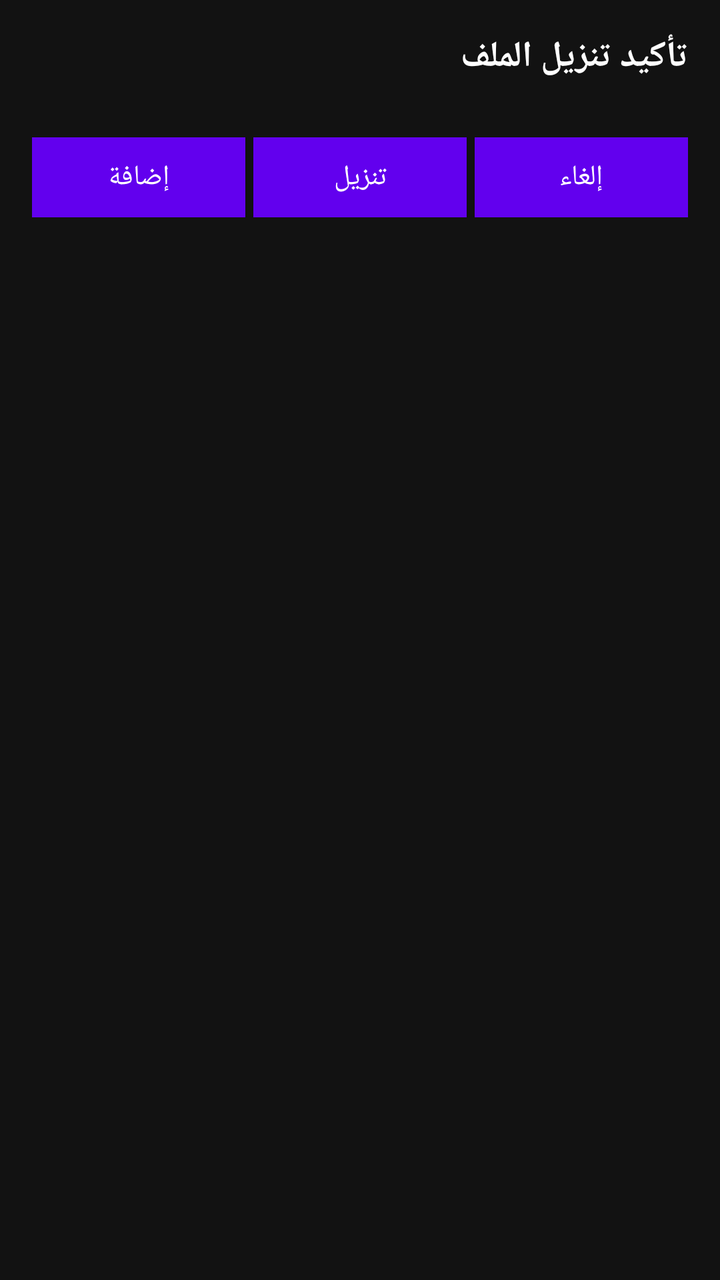
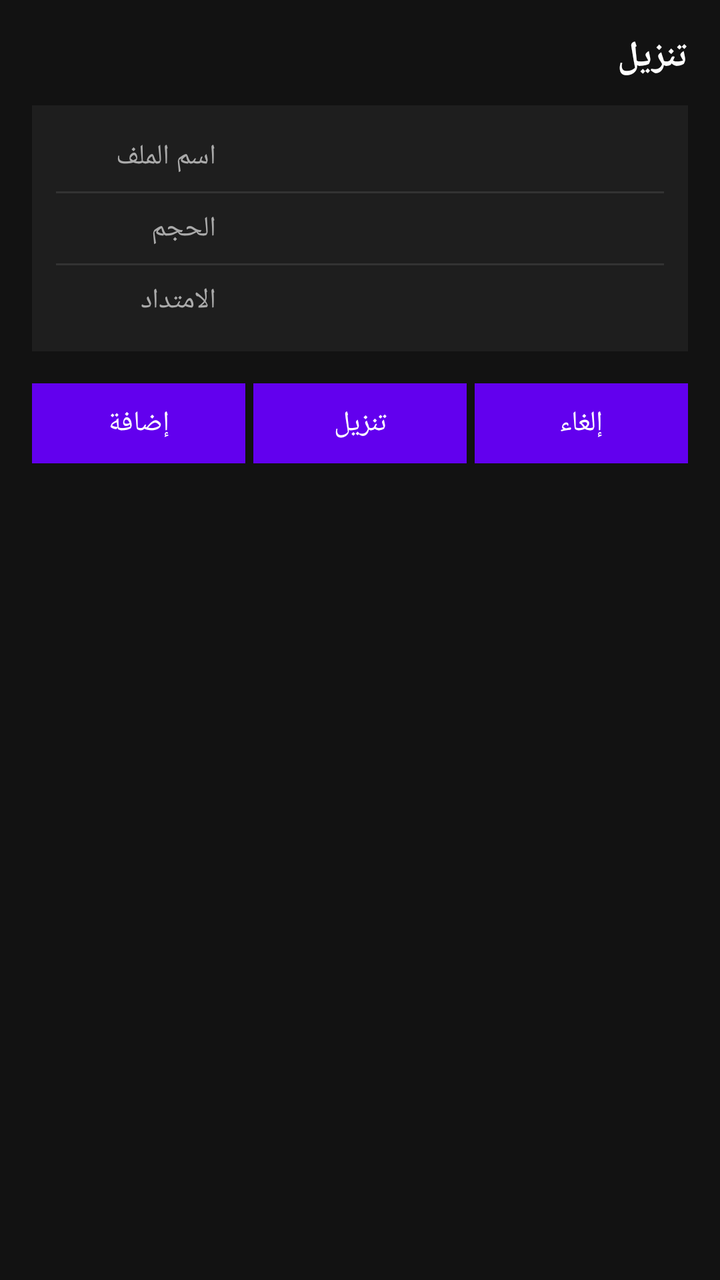

The first picture is an Android layout as it rendered before a commit; the second is the same layout after the commit. The layout source and the unified diff follow.
<!-- AndroidManifest.xml: fallback theme Theme.MaterialComponents.DayNight.NoActionBar -->
<!-- res/layout/dialog_download_confirm.xml -->
<?xml version="1.0" encoding="utf-8"?>
<LinearLayout xmlns:android="http://schemas.android.com/apk/res/android"
    android:layout_width="match_parent"
    android:layout_height="wrap_content"
    android:background="#121212"
    android:orientation="vertical"
    android:padding="16dp">

    <TextView
        android:layout_width="match_parent"
        android:layout_height="wrap_content"
        android:layout_marginBottom="12dp"
        android:text="تأكيد تنزيل الملف"
        android:textColor="#FFFFFF"
        android:textSize="18sp"
        android:textStyle="bold" />

    
    <LinearLayout
        android:layout_width="match_parent"
        android:layout_height="wrap_content"
        android:background="#1E1E1E"
        android:orientation="vertical"
        android:padding="12dp"
        android:visibility="gone">

        <LinearLayout
            android:layout_width="match_parent"
            android:layout_height="wrap_content"
            android:orientation="horizontal"
            android:paddingVertical="4dp">
            <TextView
                android:layout_width="80dp"
                android:layout_height="wrap_content"
                android:text="اسم الملف"
                android:textColor="#AAAAAA"
                android:textSize="14sp" />
            <TextView
                android:id="@+id/tvFileName"
                android:layout_width="0dp"
                android:layout_height="wrap_content"
                android:layout_weight="1"
                android:ellipsize="middle"
                android:maxLines="2"
                android:textColor="#FFFFFF"
                android:textSize="14sp" />
        </LinearLayout>

        <View
            android:layout_width="match_parent"
            android:layout_height="1dp"
            android:layout_marginVertical="4dp"
            android:background="#333333" />

        <LinearLayout
            android:layout_width="match_parent"
            android:layout_height="wrap_content"
            android:orientation="horizontal"
            android:paddingVertical="4dp">
            <TextView
                android:layout_width="80dp"
                android:layout_height="wrap_content"
                android:text="الحجم"
                android:textColor="#AAAAAA"
                android:textSize="14sp" />
            <TextView
                android:id="@+id/tvFileSize"
                android:layout_width="0dp"
                android:layout_height="wrap_content"
                android:layout_weight="1"
                android:textColor="#FFFFFF"
                android:textSize="14sp" />
        </LinearLayout>

        <View
            android:layout_width="match_parent"
            android:layout_height="1dp"
            android:layout_marginVertical="4dp"
            android:background="#333333" />

        <LinearLayout
            android:layout_width="match_parent"
            android:layout_height="wrap_content"
            android:orientation="horizontal"
            android:paddingVertical="4dp">
            <TextView
                android:layout_width="80dp"
                android:layout_height="wrap_content"
                android:text="الامتداد"
                android:textColor="#AAAAAA"
                android:textSize="14sp" />
            <TextView
                android:id="@+id/tvFileExt"
                android:layout_width="0dp"
                android:layout_height="wrap_content"
                android:layout_weight="1"
                android:textColor="#FFFFFF"
                android:textSize="14sp" />
        </LinearLayout>
    </LinearLayout>

    <LinearLayout
        android:layout_width="match_parent"
        android:layout_height="wrap_content"
        android:layout_marginTop="16dp"
        android:orientation="horizontal">
        <Button
            android:id="@+id/btnAdd"
            android:layout_width="0dp"
            android:layout_height="40dp"
            android:layout_weight="1"
            android:background="#333333"
            android:text="إضافة"
            android:textColor="#FFFFFF"
            android:textSize="14sp" />
        <Button
            android:id="@+id/btnDownload"
            android:layout_width="0dp"
            android:layout_height="40dp"
            android:layout_marginStart="4dp"
            android:layout_weight="1"
            android:background="#333333"
            android:text="تنزيل"
            android:textColor="#FFFFFF"
            android:textSize="14sp" />
        <Button
            android:id="@+id/btnCancel"
            android:layout_width="0dp"
            android:layout_height="40dp"
            android:layout_marginStart="4dp"
            android:layout_weight="1"
            android:background="#333333"
            android:text="إلغاء"
            android:textColor="#FFFFFF"
            android:textSize="14sp" />
    </LinearLayout>
</LinearLayout>
<!-- resources referenced by this layout -->
<resources>

</resources>

<!-- the commit's change to res/layout/dialog_download_confirm.xml (unified diff, before → after) -->
@@ -10,7 +10,7 @@
         android:layout_width="match_parent"
         android:layout_height="wrap_content"
         android:layout_marginBottom="12dp"
-        android:text="تأكيد تنزيل الملف"
+        android:text="تنزيل"
         android:textColor="#FFFFFF"
         android:textSize="18sp"
         android:textStyle="bold" />
@@ -22,7 +22,7 @@
         android:background="#1E1E1E"
         android:orientation="vertical"
         android:padding="12dp"
-        android:visibility="gone">
+        android:visibility="visible">
 
         <LinearLayout
             android:layout_width="match_parent"
